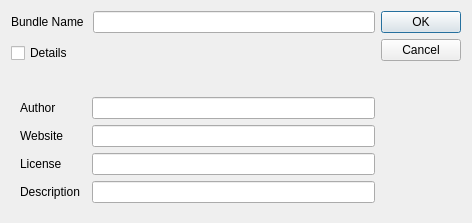
Qt form krita/plugins/paintops/resourcemanager/KoBundleCreationWidget.ui (KDE/krita) before a commit.
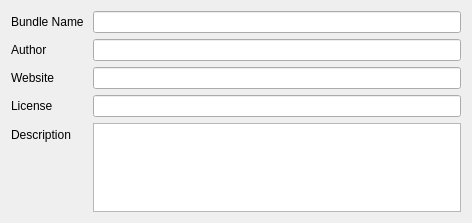
The same form after that commit.

Commit message: Make the bundle creation dialog a KDialog with default button layout

Diff of the .ui file:
```diff
--- a/krita/plugins/paintops/resourcemanager/KoBundleCreationWidget.ui
+++ b/krita/plugins/paintops/resourcemanager/KoBundleCreationWidget.ui
@@ -1,7 +1,7 @@
 <?xml version="1.0" encoding="UTF-8"?>
 <ui version="4.0">
  <class>KoBundleCreationWidget</class>
- <widget class="QDialog" name="KoBundleCreationWidget">
+ <widget class="QWidget" name="KoBundleCreationWidget">
   <property name="geometry">
    <rect>
     <x>0</x>
@@ -22,20 +22,7 @@
   <property name="windowOpacity">
    <double>1.000000000000000</double>
   </property>
-  <layout class="QHBoxLayout" name="horizontalLayout_2">
-   <item>
-    <layout class="QVBoxLayout" name="verticalLayout">
-     <item>
-      <layout class="QFormLayout" name="formLayout_2">
-       <property name="sizeConstraint">
-        <enum>QLayout::SetFixedSize</enum>
-       </property>
-       <property name="fieldGrowthPolicy">
-        <enum>QFormLayout::AllNonFixedFieldsGrow</enum>
-       </property>
-       <property name="verticalSpacing">
-        <number>10</number>
-       </property>
+  <layout class="QFormLayout" name="formLayout">
        <item row="0" column="0">
         <widget class="QLabel" name="bundleName">
          <property name="text">
@@ -47,42 +34,6 @@
         <widget class="QLineEdit" name="editBundleName"/>
        </item>
        <item row="1" column="0">
-        <widget class="QCheckBox" name="detailsBox">
-         <property name="sizePolicy">
-          <sizepolicy hsizetype="Fixed" vsizetype="Fixed">
-           <horstretch>0</horstretch>
-           <verstretch>0</verstretch>
-          </sizepolicy>
-         </property>
-         <property name="font">
-          <font>
-           <family>Ubuntu</family>
-           <italic>false</italic>
-          </font>
-         </property>
-         <property name="styleSheet">
-          <string notr="true"/>
-         </property>
-         <property name="text">
-          <string>Details</string>
-         </property>
-        </widget>
-       </item>
-      </layout>
-     </item>
-     <item>
-      <widget class="QWidget" name="metaData" native="true">
-       <layout class="QFormLayout" name="formLayout_6">
-        <property name="fieldGrowthPolicy">
-         <enum>QFormLayout::AllNonFixedFieldsGrow</enum>
-        </property>
-        <property name="horizontalSpacing">
-         <number>12</number>
-        </property>
-        <property name="rightMargin">
-         <number>0</number>
-        </property>
-        <item row="0" column="0">
          <widget class="QLabel" name="author">
           <property name="text">
            <string>Author</string>
@@ -95,13 +46,27 @@
           </property>
          </widget>
         </item>
-        <item row="1" column="0">
+   <item row="1" column="1">
+    <widget class="QLineEdit" name="editAuthor">
+     <property name="text">
+      <string/>
+     </property>
+    </widget>
+   </item>
+   <item row="2" column="0">
          <widget class="QLabel" name="website">
           <property name="text">
            <string>Website</string>
           </property>
          </widget>
         </item>
+   <item row="2" column="1">
+    <widget class="QLineEdit" name="editWebsite">
+     <property name="text">
+      <string/>
+     </property>
+    </widget>
+   </item>
         <item row="3" column="0">
          <widget class="QLabel" name="license">
           <property name="text">
@@ -109,6 +74,13 @@
           </property>
          </widget>
         </item>
+   <item row="3" column="1">
+    <widget class="QLineEdit" name="editLicense">
+     <property name="text">
+      <string/>
+     </property>
+    </widget>
+   </item>
         <item row="4" column="0">
          <widget class="QLabel" name="description">
           <property name="text">
@@ -117,82 +89,7 @@
          </widget>
         </item>
         <item row="4" column="1">
-         <widget class="QLineEdit" name="editDescription"/>
-        </item>
-        <item row="0" column="1">
-         <widget class="QLineEdit" name="editAuthor">
-          <property name="text">
-           <string/>
-          </property>
-         </widget>
-        </item>
-        <item row="1" column="1">
-         <widget class="QLineEdit" name="editWebsite">
-          <property name="text">
-           <string/>
-          </property>
-         </widget>
-        </item>
-        <item row="3" column="1">
-         <widget class="QLineEdit" name="editLicense">
-          <property name="text">
-           <string/>
-          </property>
-         </widget>
-        </item>
-       </layout>
-      </widget>
-     </item>
-    </layout>
-   </item>
-   <item>
-    <layout class="QVBoxLayout" name="verticalLayout_2">
-     <property name="sizeConstraint">
-      <enum>QLayout::SetMinimumSize</enum>
-     </property>
-     <item>
-      <widget class="QPushButton" name="okButton">
-       <property name="sizePolicy">
-        <sizepolicy hsizetype="Fixed" vsizetype="Fixed">
-         <horstretch>0</horstretch>
-         <verstretch>0</verstretch>
-        </sizepolicy>
-       </property>
-       <property name="text">
-        <string>OK</string>
-       </property>
-      </widget>
-     </item>
-     <item>
-      <widget class="QPushButton" name="cancelButton">
-       <property name="sizePolicy">
-        <sizepolicy hsizetype="Fixed" vsizetype="Fixed">
-         <horstretch>0</horstretch>
-         <verstretch>0</verstretch>
-        </sizepolicy>
-       </property>
-       <property name="text">
-        <string>Cancel</string>
-       </property>
-      </widget>
-     </item>
-     <item>
-      <spacer name="verticalSpacer">
-       <property name="orientation">
-        <enum>Qt::Vertical</enum>
-       </property>
-       <property name="sizeType">
-        <enum>QSizePolicy::Expanding</enum>
-       </property>
-       <property name="sizeHint" stdset="0">
-        <size>
-         <width>20</width>
-         <height>1</height>
-        </size>
-       </property>
-      </spacer>
-     </item>
-    </layout>
+    <widget class="QPlainTextEdit" name="editDescription"/>
    </item>
   </layout>
  </widget>
```
Lines whose indentation alone changed are shown as unchanged. The commit also changes 2 other files.
